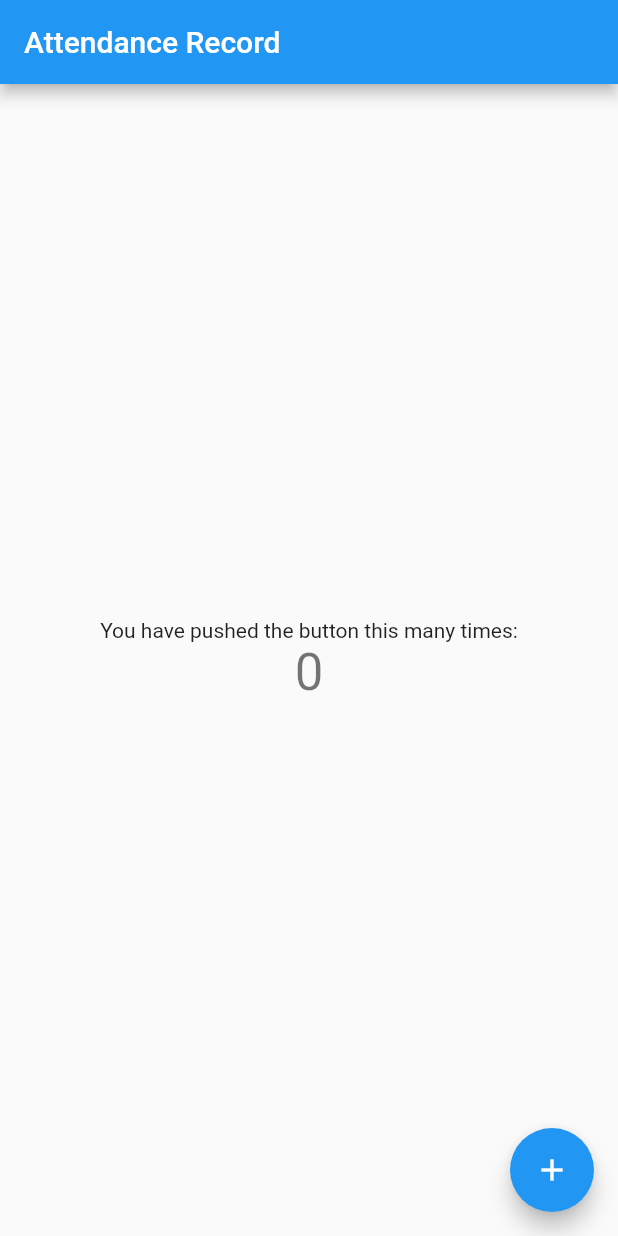
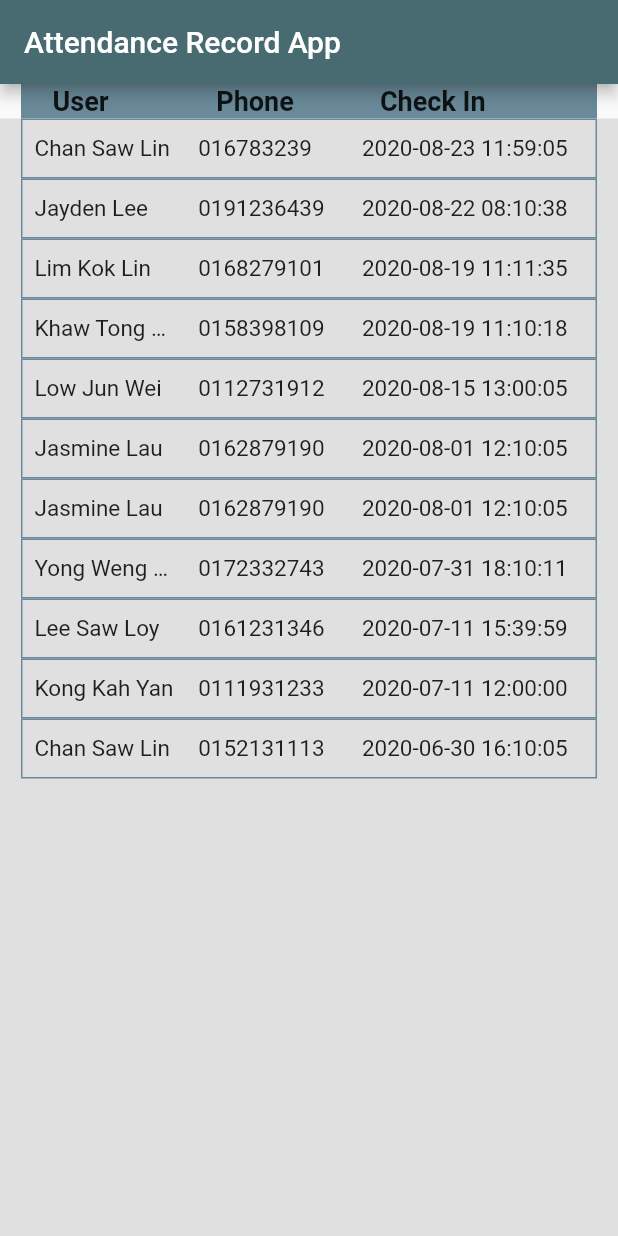
Before and after one commit to wuburn10/attendance, a Flutter app: the screen it shows after launch, on a phone screen of 412 x 824 dp. Run offline on Flutter 3.47's test engine with Material 2 defaults, Android fonts, the phone set to English and light mode, and no system bars.

Commit message:
Second Commit

```diff
--- /dev/null
+++ b/lib/detailspage.dart
@@ -0,0 +1,31 @@
+import 'package:flutter/material.dart';
+import 'package:attendance/record.dart';
+
+class DetailsPage extends StatelessWidget {
+  final RecordAttendance attendance;
+
+  const DetailsPage({Key? key, required this.attendance}) : super(key: key);
+
+  @override
+  Widget build(BuildContext context) {
+    return Scaffold(
+      appBar: AppBar(
+        backgroundColor: const Color(0xFF486A71),
+        title: const Text('Attendance Record App (Details Page)'),
+      ),
+      body: Container(
+        padding: EdgeInsets.all(16.0),
+        child: Column(
+          crossAxisAlignment: CrossAxisAlignment.start,
+          children: [
+            Text('User: ${attendance.user}'),
+            SizedBox(height: 8.0),
+            Text('Phone: ${attendance.phone}'),
+            SizedBox(height: 8.0),
+            Text('Check-in Time: ${attendance.checkIn.toString()}'),
+          ],
+        ),
+      ),
+    );
+  }
+}
--- /dev/null
+++ b/lib/homepage.dart
@@ -0,0 +1,141 @@
+import 'package:attendance/record.dart';
+import 'package:attendance/detailspage.dart';
+import 'package:flutter/material.dart';
+
+class HomePage extends StatelessWidget {
+  List<RecordAttendance> attendanceList = [
+    RecordAttendance(
+        user: "Chan Saw Lin",
+        phone: "0152131113",
+        checkIn: DateTime.parse("2020-06-30 16:10:05")),
+    RecordAttendance(
+        user: "Lee Saw Loy",
+        phone: "0161231346",
+        checkIn: DateTime.parse("2020-07-11 15:39:59")),
+    RecordAttendance(
+        user: "Khaw Tong Lin",
+        phone: "0158398109",
+        checkIn: DateTime.parse("2020-08-19 11:10:18")),
+    RecordAttendance(
+        user: "Lim Kok Lin",
+        phone: "0168279101",
+        checkIn: DateTime.parse("2020-08-19 11:11:35")),
+    RecordAttendance(
+        user: "Low Jun Wei",
+        phone: "0112731912",
+        checkIn: DateTime.parse("2020-08-15 13:00:05")),
+    RecordAttendance(
+        user: "Yong Weng Kai",
+        phone: "0172332743",
+        checkIn: DateTime.parse("2020-07-31 18:10:11")),
+    RecordAttendance(
+        user: "Jayden Lee",
+        phone: "0191236439",
+        checkIn: DateTime.parse("2020-08-22 08:10:38")),
+    RecordAttendance(
+        user: "Kong Kah Yan",
+        phone: "0111931233",
+        checkIn: DateTime.parse("2020-07-11 12:00:00")),
+    RecordAttendance(
+        user: "Jasmine Lau",
+        phone: "0162879190",
+        checkIn: DateTime.parse("2020-08-01 12:10:05")),
+    RecordAttendance(
+        user: "Chan Saw Lin",
+        phone: "016783239",
+        checkIn: DateTime.parse("2020-08-23 11:59:05")),
+    RecordAttendance(
+        user: "Jasmine Lau",
+        phone: "0162879190",
+        checkIn: DateTime.parse("2020-08-01 12:10:05")),
+  ];
+
+  @override
+  Widget build(BuildContext context) {
+    attendanceList.sort(
+        (a, b) => b.checkIn.compareTo(a.checkIn)); // sorting to new -> old
+    return Scaffold(
+      appBar: AppBar(
+        backgroundColor: const Color(0xFF486A71),
+        title: Text('Attendance Record App'),
+      ),
+      body: Column(
+        children: [
+          Padding(
+            padding: const EdgeInsets.symmetric(horizontal: 14.0),
+            child: Container(
+              decoration: BoxDecoration(
+                border: Border.all(color: const Color(0xFF6A8A99)),
+                color: Color(0xFF6A8A99),
+              ),
+              child: Row(
+                children: [
+                  Expanded(
+                    flex: 2,
+                    child: Padding(
+                      padding: const EdgeInsets.symmetric(horizontal: 20.0),
+                      child: Text(
+                        'User',
+                        style: TextStyle(
+                            fontSize: 18, fontWeight: FontWeight.bold),
+                      ),
+                    ),
+                  ),
+                  Expanded(
+                    flex: 2,
+                    child: Padding(
+                      padding: const EdgeInsets.symmetric(horizontal: 20.0),
+                      child: Text(
+                        'Phone',
+                        style: TextStyle(
+                            fontSize: 18, fontWeight: FontWeight.bold),
+                      ),
+                    ),
+                  ),
+                  Expanded(
+                    flex: 3,
+                    child: Padding(
+                      padding: const EdgeInsets.symmetric(horizontal: 20.0),
+                      child: Text(
+                        'Check In',
+                        style: TextStyle(
+                            fontSize: 18, fontWeight: FontWeight.bold),
+                      ),
+                    ),
+                  ),
+                ],
+              ),
+            ),
+          ),
+          Expanded(
+            child: Container(
+              color: Colors.grey[300],
+              child: ListView.builder(
+                itemCount: attendanceList.length,
+                itemBuilder: (context, index) {
+                  return GestureDetector(
+                    onTap: () {
+                      Navigator.push(
+                        context,
+                        MaterialPageRoute(
+                          builder: (context) => DetailsPage(
+                            attendance: attendanceList[index],
+                          ),
+                        ),
+                      );
+                    },
+                    child: RecordAttendance(
+                      user: attendanceList[index].user,
+                      phone: attendanceList[index].phone,
+                      checkIn: attendanceList[index].checkIn,
+                    ),
+                  );
+                },
+              ),
+            ),
+          ),
+        ],
+      ),
+    );
+  }
+}
--- a/lib/main.dart
+++ b/lib/main.dart
@@ -1,116 +1,17 @@
 import 'package:flutter/material.dart';
+import 'package:attendance/homepage.dart';
 
 void main() {
-  runApp(const MyApp());
+  runApp(MyApp());
 }
 
 class MyApp extends StatelessWidget {
-  const MyApp({super.key});
-
-  // This widget is the root of your application.
   @override
   Widget build(BuildContext context) {
     return MaterialApp(
-      title: 'Flutter Demo',
-      theme: ThemeData(
-        // This is the theme of your application.
-        //
-        // Try running your application with "flutter run". You'll see the
-        // application has a blue toolbar. Then, without quitting the app, try
-        // changing the primarySwatch below to Colors.green and then invoke
-        // "hot reload" (press "r" in the console where you ran "flutter run",
-        // or simply save your changes to "hot reload" in a Flutter IDE).
-        // Notice that the counter didn't reset back to zero; the application
-        // is not restarted.
-        primarySwatch: Colors.blue,
-      ),
-      home: const MyHomePage(title: 'Attendance Record'),
+      title: 'Attendance Record App',
+      home: HomePage(),
+      debugShowCheckedModeBanner: false,
     );
   }
 }
-
-class MyHomePage extends StatefulWidget {
-  const MyHomePage({super.key, required this.title});
-
-  // This widget is the home page of your application. It is stateful, meaning
-  // that it has a State object (defined below) that contains fields that affect
-  // how it looks.
-
-  // This class is the configuration for the state. It holds the values (in this
-  // case the title) provided by the parent (in this case the App widget) and
-  // used by the build method of the State. Fields in a Widget subclass are
-  // always marked "final".
-
-  final String title;
-
-  @override
-  State<MyHomePage> createState() => _MyHomePageState();
-}
-
-class _MyHomePageState extends State<MyHomePage> {
-  int _counter = 0;
-
-  void _incrementCounter() {
-    setState(() {
-      // This call to setState tells the Flutter framework that something has
-      // changed in this State, which causes it to rerun the build method below
-      // so that the display can reflect the updated values. If we changed
-      // _counter without calling setState(), then the build method would not be
-      // called again, and so nothing would appear to happen.
-      _counter++;
-    });
-  }
-
-  @override
-  Widget build(BuildContext context) {
-    // This method is rerun every time setState is called, for instance as done
-    // by the _incrementCounter method above.
-    //
-    // The Flutter framework has been optimized to make rerunning build methods
-    // fast, so that you can just rebuild anything that needs updating rather
-    // than having to individually change instances of widgets.
-    return Scaffold(
-      appBar: AppBar(
-        // Here we take the value from the MyHomePage object that was created by
-        // the App.build method, and use it to set our appbar title.
-        title: Text(widget.title),
-      ),
-      body: Center(
-        // Center is a layout widget. It takes a single child and positions it
-        // in the middle of the parent.
-        child: Column(
-          // Column is also a layout widget. It takes a list of children and
-          // arranges them vertically. By default, it sizes itself to fit its
-          // children horizontally, and tries to be as tall as its parent.
-          //
-          // Invoke "debug painting" (press "p" in the console, choose the
-          // "Toggle Debug Paint" action from the Flutter Inspector in Android
-          // Studio, or the "Toggle Debug Paint" command in Visual Studio Code)
-          // to see the wireframe for each widget.
-          //
-          // Column has various properties to control how it sizes itself and
-          // how it positions its children. Here we use mainAxisAlignment to
-          // center the children vertically; the main axis here is the vertical
-          // axis because Columns are vertical (the cross axis would be
-          // horizontal).
-          mainAxisAlignment: MainAxisAlignment.center,
-          children: <Widget>[
-            const Text(
-              'You have pushed the button this many times:',
-            ),
-            Text(
-              '$_counter',
-              style: Theme.of(context).textTheme.headlineMedium,
-            ),
-          ],
-        ),
-      ),
-      floatingActionButton: FloatingActionButton(
-        onPressed: _incrementCounter,
-        tooltip: 'Increment',
-        child: const Icon(Icons.add),
-      ), // This trailing comma makes auto-formatting nicer for build methods.
-    );
-
-  }
-}
--- /dev/null
+++ b/lib/record.dart
@@ -0,0 +1,65 @@
+import 'package:flutter/material.dart';
+import 'package:intl/intl.dart';
+
+class RecordAttendance extends StatelessWidget {
+  final String user;
+  final String phone;
+  final DateTime checkIn;
+
+  RecordAttendance({
+    required this.user,
+    required this.phone,
+    required this.checkIn,
+  });
+
+  @override
+  Widget build(BuildContext context) {
+    return Padding(
+      padding: const EdgeInsets.symmetric(horizontal: 14.0),
+      child: Container(
+        height: 40,
+        decoration: BoxDecoration(
+          border: Border.all(color: const Color(0xFF6A8A99)),
+        ),
+        child: Row(
+          crossAxisAlignment: CrossAxisAlignment.center,
+          children: [
+            Expanded(
+              flex: 2,
+              child: Padding(
+                padding: const EdgeInsets.symmetric(horizontal: 8.0),
+                child: Text(
+                  user,
+                  style: const TextStyle(fontSize: 15),
+                  overflow: TextOverflow.ellipsis,
+                ),
+              ),
+            ),
+            Expanded(
+              flex: 2,
+              child: Padding(
+                padding: const EdgeInsets.symmetric(horizontal: 8.0),
+                child: Text(
+                  phone,
+                  style: const TextStyle(fontSize: 15),
+                  overflow: TextOverflow.ellipsis,
+                ),
+              ),
+            ),
+            Expanded(
+              flex: 3,
+              child: Padding(
+                padding: const EdgeInsets.symmetric(horizontal: 8.0),
+                child: Text(
+                  DateFormat('yyyy-MM-dd HH:mm:ss').format(checkIn),
+                  style: const TextStyle(fontSize: 15),
+                  overflow: TextOverflow.ellipsis,
+                ),
+              ),
+            ),
+          ],
+        ),
+      ),
+    );
+  }
+}
```
Also changed, not shown: pubspec.yaml (+3 -4 lines), pubspec.lock, 1 other file.
